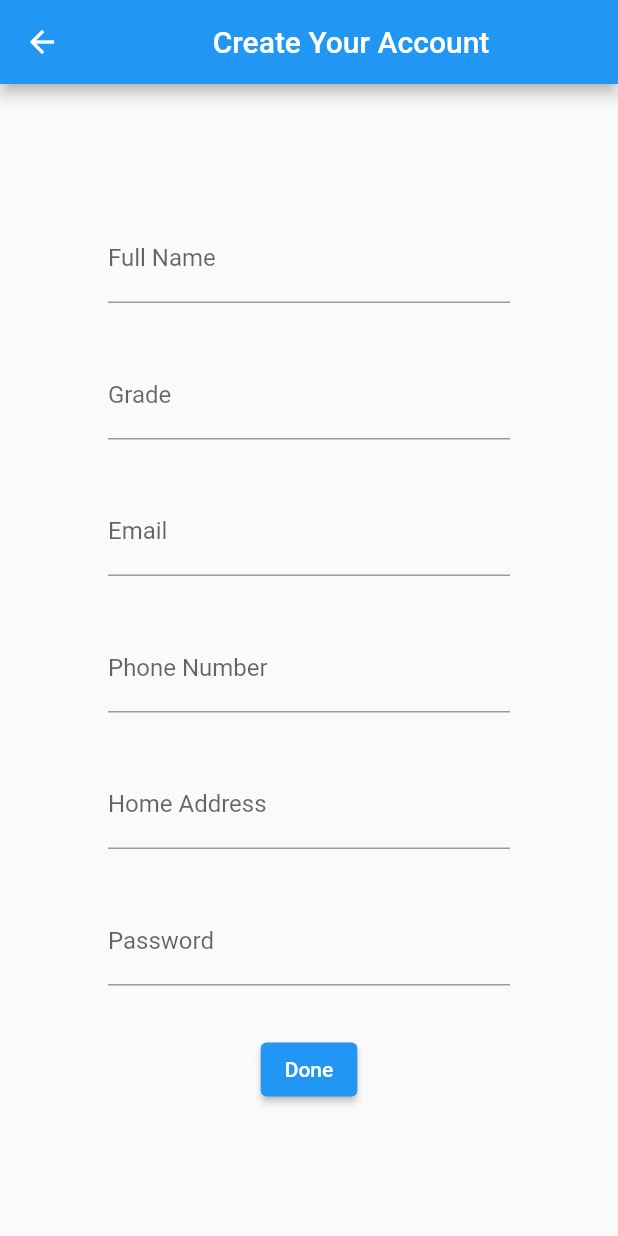
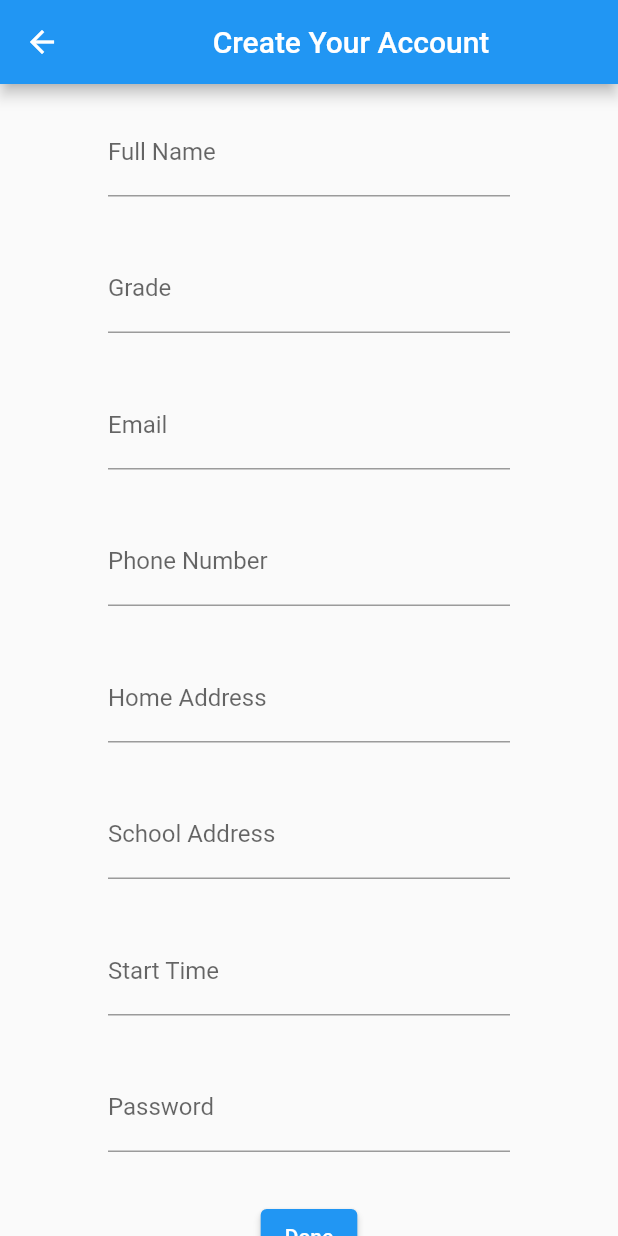
Before and after one commit to shuhul/commroute, a Flutter app: the screen it shows after launch, after a tap on "Create An Account", on a phone screen of 412 x 824 dp. Run offline on Flutter 3.47's test engine with Material 2 defaults, Android fonts, the phone set to English and light mode, and no system bars.

Commit message:
v0.1.1 - Minor Changes

```diff
--- a/lib/main.dart
+++ b/lib/main.dart
@@ -9,6 +9,7 @@ class MyApp extends StatelessWidget {
   @override
   Widget build(BuildContext context) {
     return MaterialApp(
+      debugShowCheckedModeBanner: false,
       title: 'Commroute',
       theme: ThemeData(primarySwatch: Colors.blue),
       home: const HomeScreen(),
@@ -17,16 +18,23 @@ class MyApp extends StatelessWidget {
 }
 
 class Person {
-  late String name, grade, email, phoneNumber, address, password;
-  Person(this.name, this.grade, this.email, this.phoneNumber, this.address, this.password);
+  late String name, grade, email, phoneNumber, address, password, startTime, schoolAddress;
+  Person(this.name, this.grade, this.email, this.phoneNumber, this.address, this.schoolAddress, this.startTime, this.password);
 }
 
-Person currentUser = Person('Bobby', '12', 'bobbyfred@gmail.com', '239-242-6477', '2489 Trestle Lane', 'bobthenoob');
+Person currentUser = Person('Bobby', '12', 'bobbyfred@gmail.com', '239-242-6477', '2489 Trestle Lane', '2398 Bohgr Fiji',  '8:00',  'bobthenoob');
 
 Padding getForm(text, Function(String text) code){
   return Padding(
     padding: const EdgeInsets.symmetric(horizontal: 72, vertical: 16),
     child: TextField(onChanged: (text) { code(text); }, decoration: InputDecoration( border: const UnderlineInputBorder(), labelText: text))
+  );
+}
+
+Padding getFormPassword(text, Function(String text) code){
+  return Padding(
+      padding: const EdgeInsets.symmetric(horizontal: 72, vertical: 16),
+      child: TextField(onChanged: (text) { code(text); }, obscureText: true, decoration: InputDecoration( border: const UnderlineInputBorder(), labelText: text))
   );
 }
 
@@ -71,15 +79,17 @@ class CreateAccountScreen extends StatelessWidget {
   const CreateAccountScreen({super.key});
   @override
   Widget build(BuildContext context) {
-    String name = "", grade = "", email = "", phone = "", address = "", password = "";
+    String name = "", grade = "", email = "", phone = "", address = "", school = "",  start = "",  password = "";
     return getScaffold('Create Your Account', [
       getForm('Full Name', (text) => name = text),
       getForm('Grade', (text) => grade = text),
       getForm('Email', (text) => email = text),
       getForm('Phone Number', (text) => phone = text),
       getForm('Home Address', (text) => address = text),
-      getForm('Password', (text) => password = text),
-      getExtendedButton(context, 'Done', () => {currentUser = Person(name, grade, email, phone, address, password)}, const HomeScreen())
+      getForm('School Address', (text) => school = text),
+      getForm('Start Time', (text) => start = text),
+      getFormPassword('Password', (text) => password = text),
+      getExtendedButton(context, 'Done', () => {currentUser = Person(name, grade, email, phone, address, school, start, password)}, const HomeScreen())
     ]);
   }
 }
@@ -91,7 +101,7 @@ class LoginScreen extends StatelessWidget{
     String name = "", password = "";
     return getScaffold('Enter Your Name And Password', [
       getForm('First Name', (text) => name = text),
-      getForm('Password', (text) => password = text),
+      getFormPassword('Password', (text) => password = text),
       getBareButton(context, 'Log In', () => {
         // REMOVE TRUE
         if(name == currentUser.name && password == currentUser.password || true){
@@ -118,9 +128,10 @@ class Matches extends StatefulWidget {
 
 class _MatchesState extends State<Matches> {
   final _suggestions = <Person>[
-    Person('John Doe', '12', 'john.doe@gmail.com', '444-323-5594', '1234 Rocket Way', 'yessir24'),
-    Person('Kyle Kleckner', '10', 'kyleisawesome@outlook.com', '131-213-3490', '1385 Dylatov Road', 'iml0st'),
-    Person('Your Mom', '11', 'alex2005@gmail.com', '408-886-0345', '2094 Park Court', 'whynotthis')
+    // Person('Shuhul Mujoo', '12', 'example@gmail.com', '123-456-7891', '3892 Red Way', '8930 Water Park',  '8:15',  'bobthenoob'),
+    Person('John Doe', '12', 'john.doe@gmail.com', '444-323-5594', '1234 Rocket Way', '2398 Bohr Road',  '8:15',  'yessir24'),
+    Person('Kyle Smith', '10', 'kyleisawesome@outlook.com', '131-213-3490', '1385 Dylatov Road', '2398 Bohr Road',  '10:00',  'iml0st'),
+    Person('Abishek Kumar', '11', 'thewiser2005@yahoo.com', '408-886-0345', '2094 Park Court', '2398 Bohr Road',  '8:00',  'whynotthis')
   ];
   @override
   Widget build(BuildContext context) {
@@ -139,14 +150,15 @@ class _MatchesState extends State<Matches> {
 class ProposeScreen extends StatelessWidget {
   final Person person;
   const ProposeScreen({super.key, required this.person});
+  final bool mode = true;
   @override
   Widget build(BuildContext context) {
-    return getScaffold('Accept Candidate?', [
+    return getScaffold(mode ? 'Accept Invitation?': 'Request Candidate?', [
       getText('Name: ${person.name}', 16),
       getText('Grade: ${person.grade}', 16),
       Row(mainAxisAlignment: MainAxisAlignment.center, children: <Widget>[
-        getButton(context, 'Accept', ConfirmedScreen(person: person)),
-        getButton(context, 'Decline', const MatchesScreen())
+        getButton(context, mode ? 'Accept': 'Send Request', ConfirmedScreen(person: person)),
+        getButton(context, mode ? 'Decline': 'Back', const MatchesScreen())
       ])
     ]);
   }
@@ -163,7 +175,8 @@ class ConfirmedScreen extends StatelessWidget {
       getText('Grade: ${person.grade}', 16),
       getText('Email: ${person.email}', 16),
       getText('Phone: ${person.phoneNumber}', 16),
-      getText('Address: ${person.address}', 16),
+      getText('Home Address: ${person.address}', 16),
+      getText('Start Time: ${person.startTime}', 16),
       getButton(context, 'Cancel', const MatchesScreen())
     ]);
   }
```
